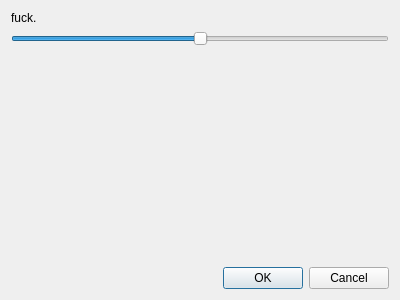
Above: src/ui/settingsdialog.ui from brik/facebrick before the change. Below: the same form after it.
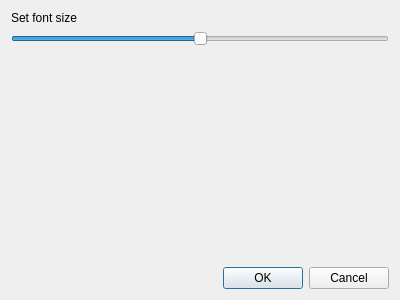
That is the form after the change.

Commit message: Finished font size setting

```diff
--- a/src/ui/settingsdialog.ui
+++ b/src/ui/settingsdialog.ui
@@ -17,7 +17,7 @@
    <item>
     <widget class="QLabel" name="label">
      <property name="text">
-      <string>fuck.</string>
+      <string>Set font size</string>
      </property>
     </widget>
    </item>
```
Left out of the diff: 8 changed lines with no effect on the pictures. The commit also changes 6 other files.
